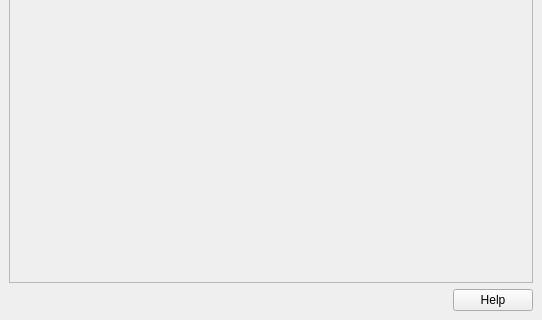
Above: projektcheck/ui/ProjektCheck_dockwidget_definitions.ui from projektcheck/ProjektCheck-QGIS before the change; both pictures show x 0 to 542 and y 731 to 1051 of the 542 by 1051 pixel window. Below: the same form after it.
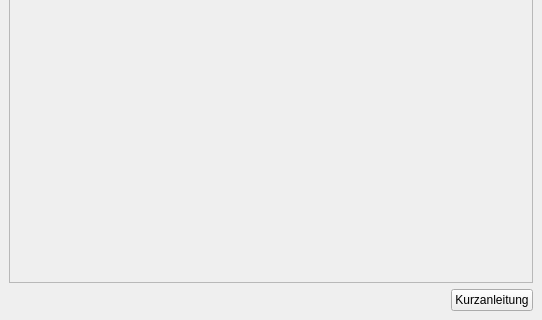
That is the form after the change. Icons and pictures are not drawn.

Commit message: marginal icon-changes; help-button replaced by individual PushButton (in analysis and definitions dockwidgets) ... greetz

What changed in the file:
```diff
--- a/projektcheck/ui/ProjektCheck_dockwidget_definitions.ui
+++ b/projektcheck/ui/ProjektCheck_dockwidget_definitions.ui
@@ -109,14 +109,53 @@
      </widget>
     </item>
     <item>
-     <widget class="QDialogButtonBox" name="buttonBox">
-      <property name="standardButtons">
-       <set>QDialogButtonBox::Help</set>
+     <layout class="QHBoxLayout" name="horizontalLayout_2">
+      <property name="leftMargin">
+       <number>0</number>
       </property>
-      <property name="centerButtons">
-       <bool>false</bool>
+      <property name="topMargin">
+       <number>0</number>
       </property>
-     </widget>
+      <property name="rightMargin">
+       <number>0</number>
+      </property>
+      <property name="bottomMargin">
+       <number>0</number>
+      </property>
+      <item>
+       <spacer name="horizontalSpacer_4">
+        <property name="orientation">
+         <enum>Qt::Horizontal</enum>
+        </property>
+        <property name="sizeHint" stdset="0">
+         <size>
+          <width>40</width>
+          <height>20</height>
+         </size>
+        </property>
+       </spacer>
+      </item>
+      <item>
+       <widget class="QPushButton" name="pushButton_3">
+        <property name="sizePolicy">
+         <sizepolicy hsizetype="Fixed" vsizetype="Fixed">
+          <horstretch>0</horstretch>
+          <verstretch>0</verstretch>
+         </sizepolicy>
+        </property>
+        <property name="layoutDirection">
+         <enum>Qt::LeftToRight</enum>
+        </property>
+        <property name="text">
+         <string>Kurzanleitung</string>
+        </property>
+        <property name="icon">
+         <iconset>
+          <normaloff>../../images/iconset_mob/20190619_iconset_mob_info_2.png</normaloff>../../images/iconset_mob/20190619_iconset_mob_info_2.png</iconset>
+        </property>
+       </widget>
+      </item>
+     </layout>
     </item>
    </layout>
   </widget>
```
Left out of the diff: 2 changed lines with no effect on the pictures. The commit also changes 15 other files.
